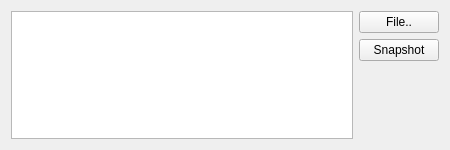
Above: madqt/widget/curvemanager.ui from hibtc/madgui before the change. Below: the same form after it.
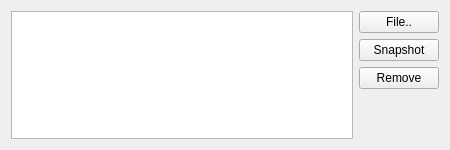
That is the form after the change. Custom widgets are drawn as their Qt base class.

Commit message: Add Remove button to CurveManager

```diff
--- a/madqt/widget/curvemanager.ui
+++ b/madqt/widget/curvemanager.ui
@@ -33,6 +33,13 @@
        </property>
       </widget>
      </item>
+     <item>
+      <widget class="QPushButton" name="btn_remove">
+       <property name="text">
+        <string>Remove</string>
+       </property>
+      </widget>
+     </item>
      <item>
       <spacer name="verticalSpacer">
        <property name="orientation">
```
The commit also changes 3 other files.
